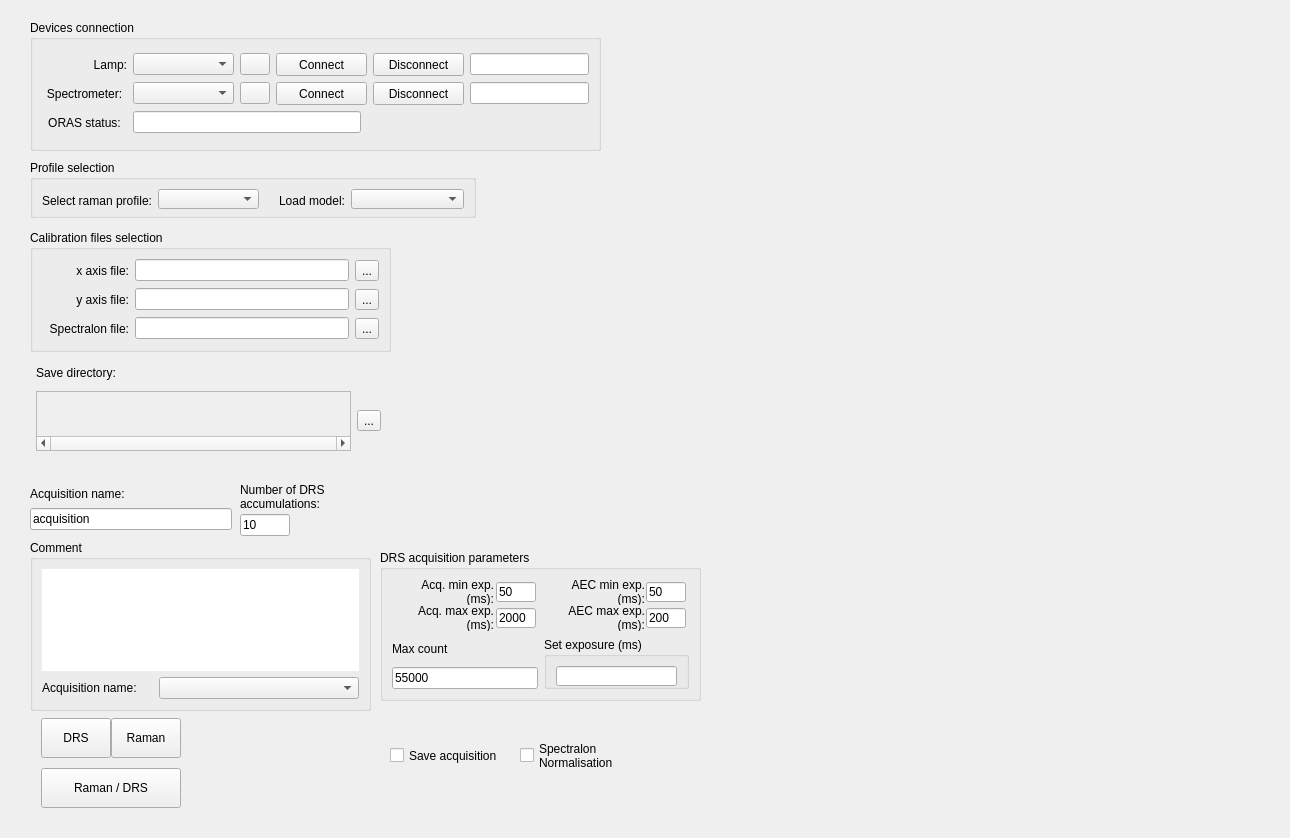
Qt form src/lumed_DRS/ui/lumed_DRS.ui (lumed-mtl/lumed_DRS) before a commit.
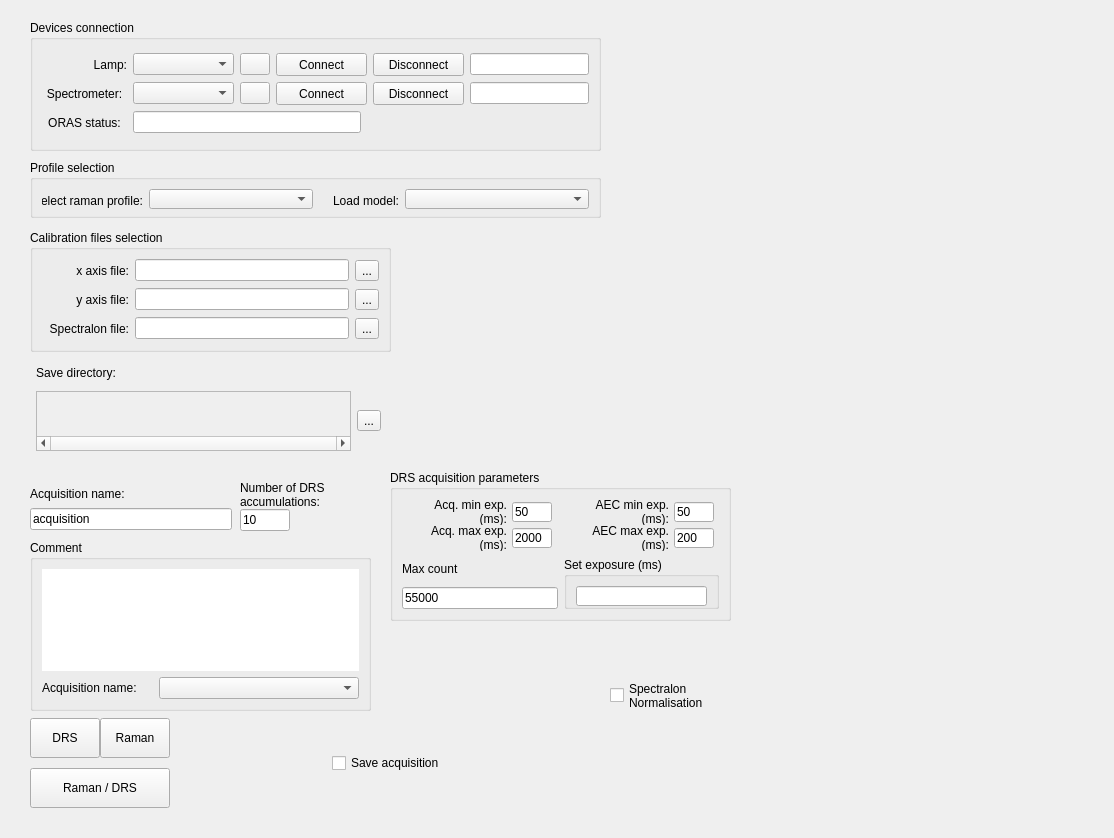
The same form after that commit.

```diff
--- a/src/lumed_DRS/ui/lumed_DRS.ui
+++ b/src/lumed_DRS/ui/lumed_DRS.ui
@@ -6,13 +6,13 @@
    <rect>
     <x>0</x>
     <y>0</y>
-    <width>1290</width>
+    <width>1114</width>
     <height>838</height>
    </rect>
   </property>
   <property name="minimumSize">
    <size>
-    <width>670</width>
+    <width>929</width>
     <height>838</height>
    </size>
   </property>
@@ -596,7 +596,7 @@
     <rect>
      <x>30</x>
      <y>160</y>
-     <width>446</width>
+     <width>571</width>
      <height>58</height>
     </rect>
    </property>
@@ -620,6 +620,12 @@
           <height>23</height>
          </size>
         </property>
+        <property name="maximumSize">
+         <size>
+          <width>101</width>
+          <height>23</height>
+         </size>
+        </property>
         <property name="layoutDirection">
          <enum>Qt::LeftToRight</enum>
         </property>
@@ -921,9 +927,9 @@
   <widget class="QGroupBox" name="groupBox">
    <property name="geometry">
     <rect>
-     <x>380</x>
-     <y>550</y>
-     <width>321</width>
+     <x>390</x>
+     <y>470</y>
+     <width>341</width>
      <height>151</height>
     </rect>
    </property>
@@ -1212,8 +1218,8 @@
   <widget class="QCheckBox" name="checkBoxSpectralon">
    <property name="geometry">
     <rect>
-     <x>520</x>
-     <y>740</y>
+     <x>610</x>
+     <y>680</y>
      <width>101</width>
      <height>31</height>
     </rect>
@@ -1228,7 +1234,7 @@
     <rect>
      <x>30</x>
      <y>710</y>
-     <width>331</width>
+     <width>423</width>
      <height>106</height>
     </rect>
    </property>
@@ -1337,17 +1343,8 @@
       </property>
      </widget>
     </item>
-   </layout>
-  </widget>
+    <item>
   <widget class="QCheckBox" name="checkBoxSave">
-   <property name="geometry">
-    <rect>
-     <x>390</x>
-     <y>740</y>
-     <width>121</width>
-     <height>31</height>
-    </rect>
-   </property>
    <property name="styleSheet">
     <string notr="true">color:black;</string>
    </property>
@@ -1355,13 +1352,16 @@
     <string>Save acquisition</string>
    </property>
   </widget>
+    </item>
+   </layout>
+  </widget>
   <widget class="QWidget" name="verticalLayoutWidget_4">
    <property name="geometry">
     <rect>
      <x>240</x>
      <y>480</y>
      <width>104</width>
-     <height>56</height>
+     <height>51</height>
     </rect>
    </property>
    <layout class="QVBoxLayout" name="verticalLayout_12">
@@ -1369,8 +1369,6 @@
      <number>0</number>
     </property>
     <item>
-     <layout class="QHBoxLayout" name="horizontalLayout_12">
-      <item>
        <widget class="QLabel" name="labelNumDRSAcq">
         <property name="minimumSize">
          <size>
@@ -1383,8 +1381,6 @@
 accumulations:</string>
         </property>
        </widget>
-      </item>
-     </layout>
     </item>
     <item>
      <widget class="QLineEdit" name="lineEditNumDRSAcq">
```
Left out of the diff: 2 changed lines with no effect on the pictures. Lines whose indentation alone changed are shown as unchanged.
